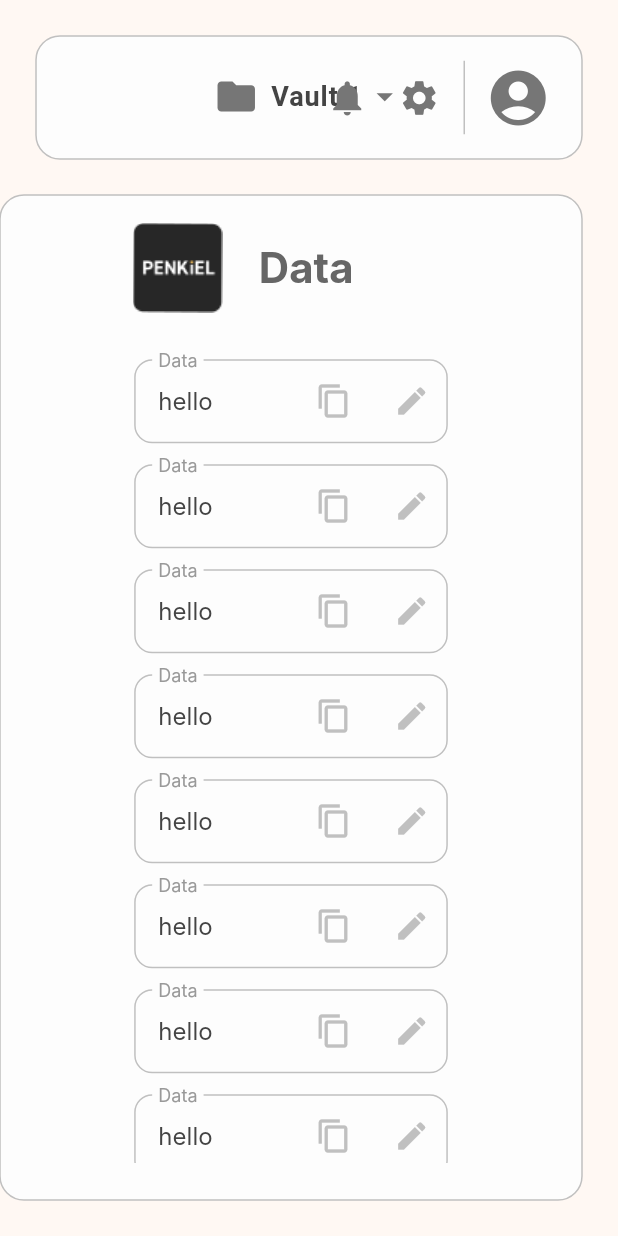
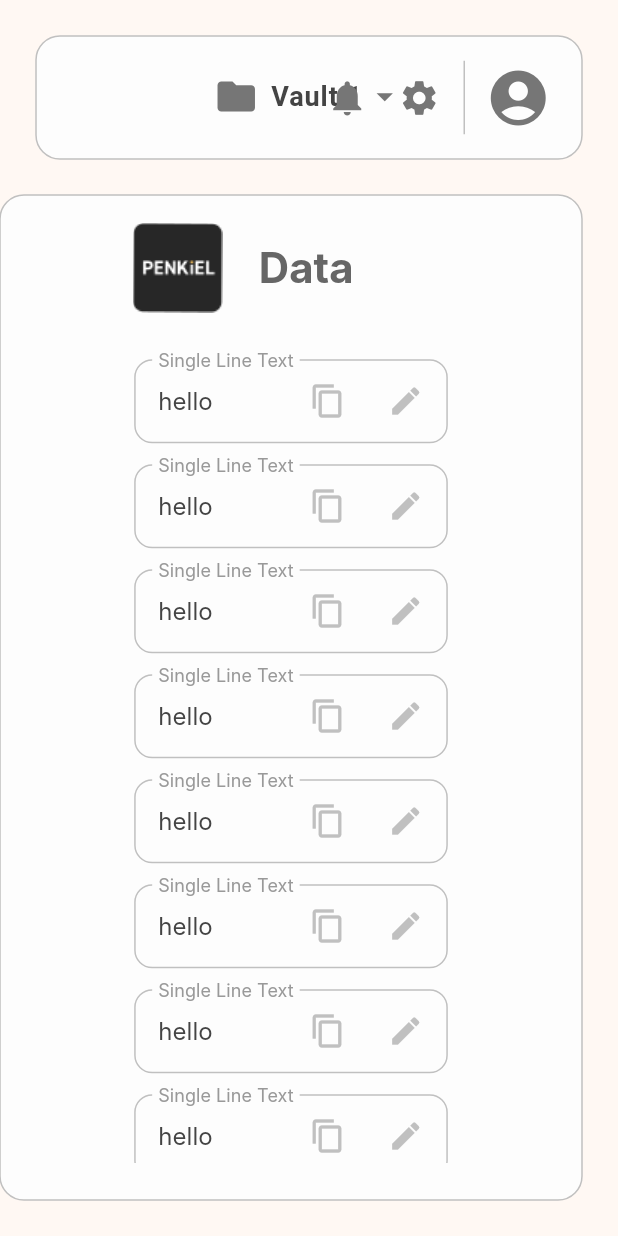
Before and after one commit to penne-0505/penkiel, a Flutter app: the screen it shows after launch, on a phone screen of 412 x 824 dp. Run offline on Flutter 3.47's test engine with Material 3 defaults, Android fonts, the light colour scheme and no system bars; Roboto replaces fonts that are missing (Campton); project files that could hold a hidden picture were left out.

Commit message:
feat: クリックしたときに値をコピーする機能、値を編集する機能、コンテンツごとに最適化されたカードデザインの追加
DataCard の TextField の値をクリックするとクリップボードにコピーする機能が追加され、コピー操作の完了を示す "コピーしました" というツールチップメッセージが表示されるようになりました。また、編集モードの追加、カードのコンテンツごとに使い分けられる新しいカードタイプを追加、変更ができるようにしました。

破壊的変更はありません。

```diff
--- a/lib/components/data_card.dart
+++ b/lib/components/data_card.dart
@@ -3,7 +3,6 @@ import 'package:flutter/services.dart';
 
 import 'package:penkiel/utils.dart';
 import 'package:penkiel/components/painter/triangle_painter.dart';
-
 
 class DataCard extends StatefulWidget {
   const DataCard({super.key});
@@ -14,58 +13,150 @@ class DataCard extends StatefulWidget {
 
 class _DataCardState extends State<DataCard> {
   bool isHovered = false;
-  bool showCopiedMessage = false;
+  bool showToolTip = false;
+  String toolTipMessage = '';
+  bool isEditing = false;
   final TextEditingController _textEditingController = TextEditingController(text: 'hello');
+  final FocusNode _focusNode = FocusNode();
+  int cardType = 0; // 0: single line text, 1: multi line text, 2: image, 3: file
 
   @override
   void dispose() {
     _textEditingController.dispose();
+    _focusNode.dispose();
     super.dispose();
   }
 
   void copyText(String text) {
     Clipboard.setData(ClipboardData(text: text));
+    _showToolTip('コピーしました');
+  }
+
+  void _showToolTip(String message) {
     setState(() {
-      showCopiedMessage = true;
+      showToolTip = true;
+      toolTipMessage = message;
     });
-    Future.delayed(const Duration(seconds: 2), () {
+    Future.delayed(const Duration(milliseconds: 1500), () {
       setState(() {
-        showCopiedMessage = false;
+        showToolTip = false;
       });
     });
   }
 
-  @override
-  Widget build(BuildContext context) {
-    return Padding(
-      padding: const EdgeInsets.symmetric(vertical: 6),
-      child: Row(
-        mainAxisAlignment: MainAxisAlignment.spaceBetween,
-        crossAxisAlignment: CrossAxisAlignment.center,
+  void toggleEditMode() {
+    setState(() {
+      isEditing = !isEditing;
+      if (isEditing) {
+        _focusNode.requestFocus();
+        _showToolTip('編集モードです');
+      } else {
+        _showToolTip('編集を終了しました');
+      }
+    });
+  }
+
+  Widget _buildCardContent() {
+    switch (cardType) {
+      case 0:
+        return TextField(
+          controller: _textEditingController,
+          focusNode: _focusNode,
+          readOnly: !isEditing,
+          maxLines: 1,
+          onTap: isEditing ? null : () => copyText(_textEditingController.text),
+          decoration: _getInputDecoration('Single Line Text'),
+          style: const TextStyle(
+            color: PenkielColors.text,
+            fontSize: 16,
+            fontWeight: FontWeight.w400,
+            fontFamily: 'Campton',
+            letterSpacing: 0.05,
+          ),
+        );
+      case 1:
+        return TextField(
+          controller: _textEditingController,
+          focusNode: _focusNode,
+          readOnly: !isEditing,
+          maxLines: null,
+          minLines: 3,
+          onTap: isEditing ? null : () => copyText(_textEditingController.text),
+          decoration: _getInputDecoration('Multi Line Text'),
+          style: const TextStyle(
+            color: PenkielColors.text,
+            fontSize: 16,
+            fontWeight: FontWeight.w400,
+            fontFamily: 'Campton',
+            letterSpacing: 0.05,
+          ),
+        );
+      case 2:
+        return Container(
+          height: 200,
+          width: double.infinity,
+          decoration: BoxDecoration(
+            borderRadius: BorderRadius.circular(12),
+            border: Border.all(
+              color: isHovered ? PenkielColors.v400 : PenkielColors.dividerColor,
+              width: 1,
+            ),
+          ),
+          child: Column(
+            mainAxisAlignment: MainAxisAlignment.center,
             children: [
-          Expanded(flex: 5, child: Container(clipBehavior: Clip.none)), // Spacer
-          Expanded(
-            flex: 12,
-            child: MouseRegion(
-              onEnter: (_) => setState(() => isHovered = true),
-              onExit: (_) => setState(() => isHovered = false),
-              child: Container(
-                clipBehavior: Clip.none,
-                margin: const EdgeInsets.all(1),
+              Icon(Icons.image, size: 50, color: isHovered ? PenkielColors.v400 : PenkielColors.dividerColor),
+              const SizedBox(height: 10),
+              Text(
+                'Image',
+                style: TextStyle(
+                  color: isHovered ? PenkielColors.highContrastText : PenkielColors.disabledText,
+                  fontSize: 16,
+                  fontWeight: FontWeight.w400,
+                  fontFamily: 'Campton',
+                  letterSpacing: 0.05,
+                ),
+              ),
+            ],
+          ),
+        );
+      case 3:
+        return Container(
+          height: 100,
+          width: double.infinity,
           decoration: BoxDecoration(
-                  color: PenkielColors.bg,
             borderRadius: BorderRadius.circular(12),
+            border: Border.all(
+              color: isHovered ? PenkielColors.v400 : PenkielColors.dividerColor,
+              width: 1,
             ),
-                child: Stack(
-                  clipBehavior: Clip.none,
+          ),
+          child: Column(
+            mainAxisAlignment: MainAxisAlignment.center,
             children: [
-                    TextField(
-                      controller: _textEditingController,
-                      readOnly: true,
-                      maxLines: 1,
-                      onTap: () => copyText(_textEditingController.text),
-                      decoration: InputDecoration(
-                        labelText: 'Data',
+              Icon(Icons.insert_drive_file, size: 40, color: isHovered ? PenkielColors.v400 : PenkielColors.dividerColor),
+              const SizedBox(height: 10),
+              Text(
+                'File',
+                style: TextStyle(
+                  color: isHovered ? PenkielColors.highContrastText : PenkielColors.disabledText,
+                  fontSize: 16,
+                  fontWeight: FontWeight.w400,
+                  fontFamily: 'Campton',
+                  letterSpacing: 0.05,
+                ),
+              ),
+            ],
+          ),
+        );
+      default:
+        return const SizedBox.shrink();
+    }
+  }
+
+  InputDecoration _getInputDecoration(String labelText) {
+    return InputDecoration(
+      labelText: labelText,
       fillColor: PenkielColors.bg,
       labelStyle: TextStyle(
         color: isHovered ? PenkielColors.highContrastText : PenkielColors.disabledText,
@@ -93,32 +184,57 @@ class _DataCardState extends State<DataCard> {
         children: [
           IconButton(
             icon: const Icon(Icons.copy),
-                              onPressed: () => copyText(_textEditingController.text),
+            onPressed: isEditing ? null : () => copyText(_textEditingController.text),
+            color: isEditing ? PenkielColors.dividerColor : (isHovered ? PenkielColors.v400 : PenkielColors.dividerColor),
+          ),
+          const SizedBox(width: 4),
+          IconButton(
+            icon: Icon(isEditing ? Icons.check : Icons.edit),
+            onPressed: toggleEditMode,
             color: isHovered ? PenkielColors.v400 : PenkielColors.dividerColor,
           ),
-                            const SizedBox(width: 4), // Add this line (spacing between icons)
-                            IconButton(
-                              icon: const Icon(Icons.edit),
-                              onPressed: () {},
-                              color: isHovered ? PenkielColors.v400 : PenkielColors.dividerColor,
+          const SizedBox(width: 4),
+        ],
       ),
-                          ],
-                        )
+    );
+  }
+
+  @override
+  Widget build(BuildContext context) {
+    return Padding(
+      padding: const EdgeInsets.symmetric(vertical: 6),
+      child: Row(
+        mainAxisAlignment: MainAxisAlignment.spaceBetween,
+        crossAxisAlignment: CrossAxisAlignment.center,
+        children: [
+          Expanded(flex: 5, child: Container(clipBehavior: Clip.none)), // Spacer
+          Expanded(
+            flex: 12,
+            child: MouseRegion(
+              onEnter: (_) => setState(() => isHovered = true),
+              onExit: (_) => setState(() => isHovered = false),
+              child: Container(
+                clipBehavior: Clip.none,
+                margin: const EdgeInsets.all(1),
+                decoration: BoxDecoration(
+                  color: PenkielColors.bg,
+                  borderRadius: BorderRadius.circular(12),
                 ),
-                      style: const TextStyle(
-                        color: PenkielColors.text,
-                        fontSize: 16,
-                        fontWeight: FontWeight.w400,
-                        fontFamily: 'Campton',
-                        letterSpacing: 0.05,
-                      ),
-                    ),
-                    if (showCopiedMessage)
-                      const Positioned(
-                        top: -52,
+                child: Stack(
+                  clipBehavior: Clip.none,
+                  children: [
+                    _buildCardContent(),
+                    if (cardType < 2) // テキストの場合のみコピー完了メッセージを表示
+                      Positioned(
+                        top: -38,
                         left: 0,
                         right: 0,
-                        child: CopiedToolTip(),
+                        child: AnimatedOpacity(
+                          opacity: showToolTip ? 1 : 0,
+                          duration: const Duration(milliseconds: 200),
+                          curve: Curves.easeInOut,
+                          child: CustomToolTip(message: toolTipMessage),
+                        ),
                       ),
                   ],
                 ),
@@ -133,8 +249,10 @@ class _DataCardState extends State<DataCard> {
 }
 
 
-class CopiedToolTip extends StatelessWidget {
-  const CopiedToolTip({super.key});
+class CustomToolTip extends StatelessWidget {
+  final String message;
+
+  const CustomToolTip({super.key, required this.message});
 
   @override
   Widget build(BuildContext context) {
@@ -143,38 +261,45 @@ class CopiedToolTip extends StatelessWidget {
       alignment: Alignment.center,
       children: [
         Container(
-          height: 40,
-          width: 60,
+          height: 32,
+          width: message.length * 10 + 32,
           clipBehavior: Clip.none,
           alignment: Alignment.center,
           decoration: BoxDecoration(
-            color: PenkielColors.grouped,
-            borderRadius: BorderRadius.circular(8),
+            color: PenkielColors.secondary,
+            borderRadius: BorderRadius.circular(10),
           ),
-          child: const Text(
-            'コピーしました',
-            style: TextStyle(
-              color: PenkielColors.highContrastText,
+          child: Row(
+            mainAxisAlignment: MainAxisAlignment.center,
+            mainAxisSize: MainAxisSize.min,
+            children: [
+              const Icon(Icons.check_circle_rounded, color: PenkielColors.v100, size: 16),
+              const SizedBox(width: 8),
+              Text(
+                message,
+                style: const TextStyle(
+                  color: PenkielColors.v100,
                   fontSize: 11,
                   fontWeight: FontWeight.w400,
                   fontFamily: 'Campton',
                   letterSpacing: 0.05,
                 ),
               ),
+            ],
+          ),
         ),
         Positioned(
-          top: 39,
+          top: 31,
           left: 0,
           right: 0,
           child: CustomPaint(
-            size: const Size(30, 10),
             painter: TrianglePainter(
               angle1: 90,
               angle2: 210,
               angle3: 330,
-              height: 10,
-              baseLength: 30,
-              color: PenkielColors.grouped,
+              height: 9,
+              baseLength: 36,
+              color: PenkielColors.secondary,
             )
           ),
         ),
```
Lines whose indentation alone changed are shown as unchanged.
